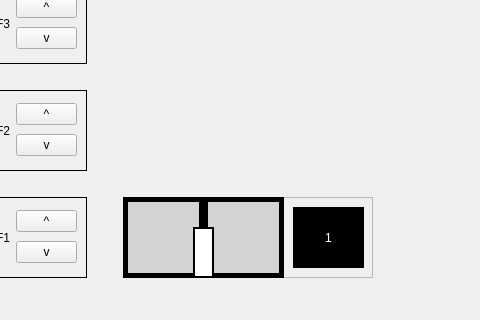
DxTa/-SP-Elevator-Controller-System, file ui/elevatordialog.ui: the form before one commit; both pictures show x 117 to 597 and y 386 to 706 of the 844 by 706 pixel window.
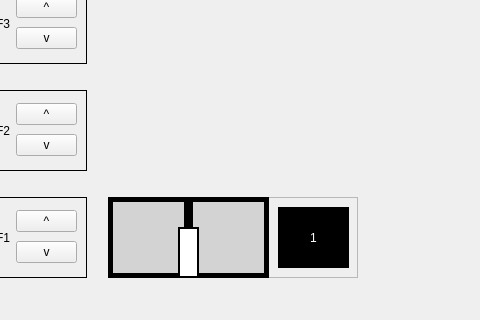
The form after the commit.

```diff
--- a/ui/elevatordialog.ui
+++ b/ui/elevatordialog.ui
@@ -16,7 +16,7 @@
   <widget class="QFrame" name="elevatorView">
    <property name="geometry">
     <rect>
-     <x>240</x>
+     <x>225</x>
      <y>583</y>
      <width>250</width>
      <height>81</height>
```
Left out of the diff: 3 changed lines with no effect on the pictures.
